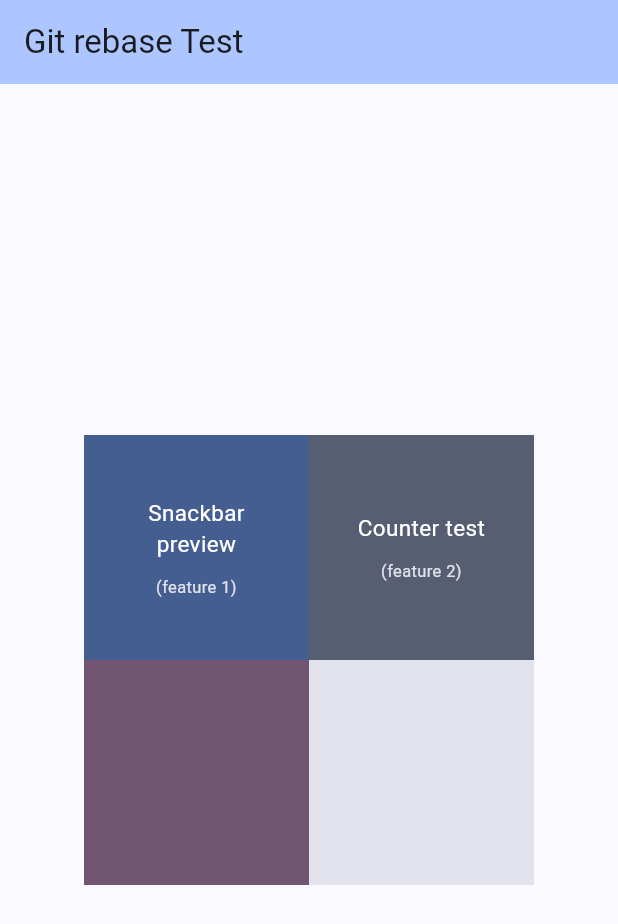
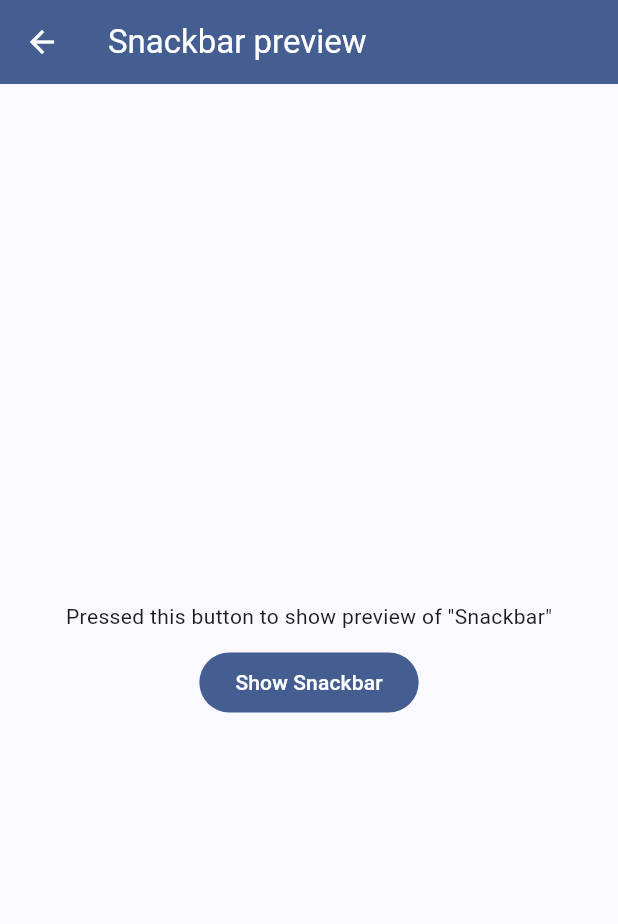
Before and after one commit to JavierGavra/git-rebase-test, a Flutter app: the screen it shows after launch, after a tap on "Snackbar preview", on a phone screen of 412 x 824 dp. Shown: the top 924 px of the screen. Run offline on Flutter 3.47's test engine with Material 2 defaults, Android fonts, the phone set to English and light mode, and no system bars.

Commit message:
Feature 1

```diff
--- /dev/null
+++ b/lib/feature_1.dart
@@ -0,0 +1,44 @@
+import 'package:flutter/material.dart';
+
+class Feature1 extends StatelessWidget {
+  const Feature1({super.key});
+
+  @override
+  Widget build(BuildContext context) {
+    ColorScheme colors = Theme.of(context).colorScheme;
+
+    return Scaffold(
+      appBar: AppBar(
+        title: const Text("Snackbar preview"),
+        foregroundColor: colors.onPrimary,
+        backgroundColor: colors.primary,
+      ),
+      body: Center(
+        child: Column(
+          mainAxisSize: MainAxisSize.min,
+          children: [
+            const Text("Pressed this button to show preview of \"Snackbar\""),
+            const SizedBox(height: 10),
+            FilledButton(
+              onPressed: () => _showSnackbar(context, colors),
+              child: const Text("Show Snackbar"),
+            )
+          ],
+        ),
+      ),
+    );
+  }
+
+  void _showSnackbar(BuildContext context, ColorScheme colors) {
+    ScaffoldMessenger.of(context).showSnackBar(
+      SnackBar(
+        duration: const Duration(seconds: 2),
+        content: const Text("Hello world!"),
+        action: SnackBarAction(
+          label: 'Hide',
+          onPressed: () {},
+        ),
+      ),
+    );
+  }
+}
--- a/lib/home_page.dart
+++ b/lib/home_page.dart
@@ -1,4 +1,5 @@
 import 'package:flutter/material.dart';
+import 'package:git_rebase_test/feature_1.dart';
 
 class HomePage extends StatelessWidget {
   const HomePage({super.key});
@@ -20,7 +21,8 @@ class HomePage extends StatelessWidget {
               mainAxisSize: MainAxisSize.min,
               children: [
                 GestureDetector(
-                  onTap: () => print("Click feature 1"),
+                  onTap: () =>
+                      Navigator.push(context, MaterialPageRoute(builder: (_) => const Feature1())),
                   child: Container(
                     height: 150,
                     width: 150,
```
